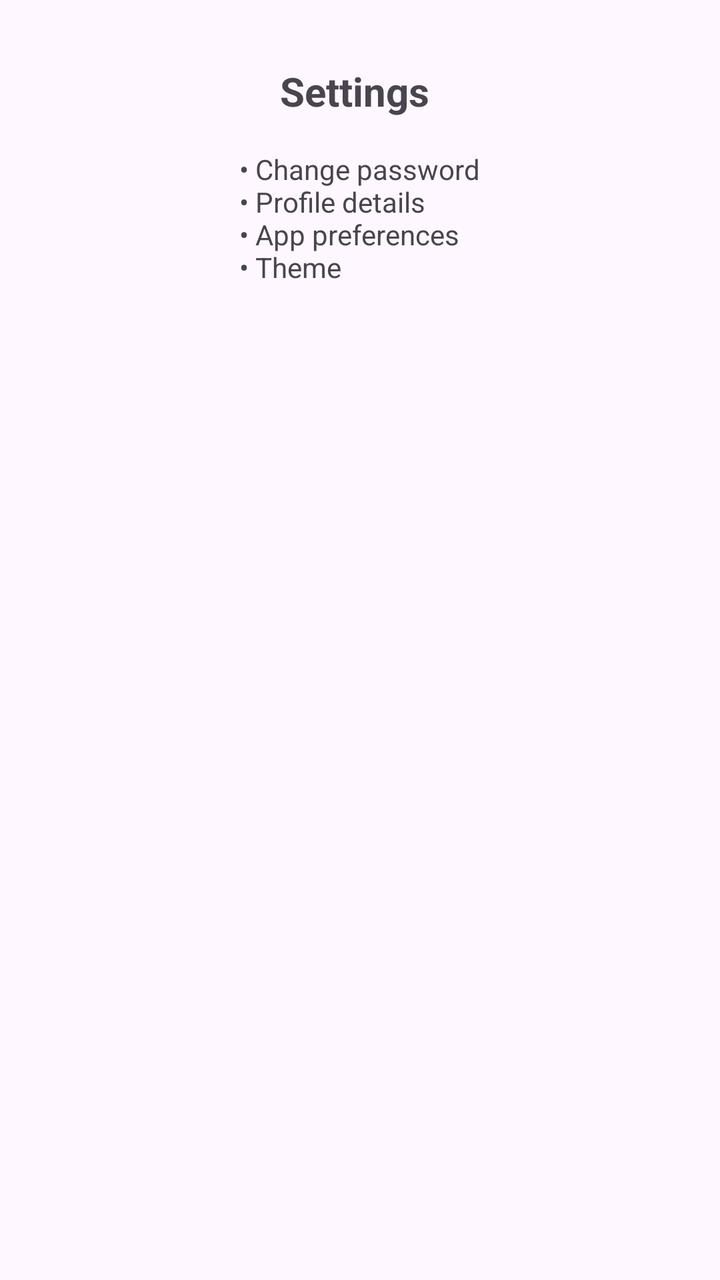
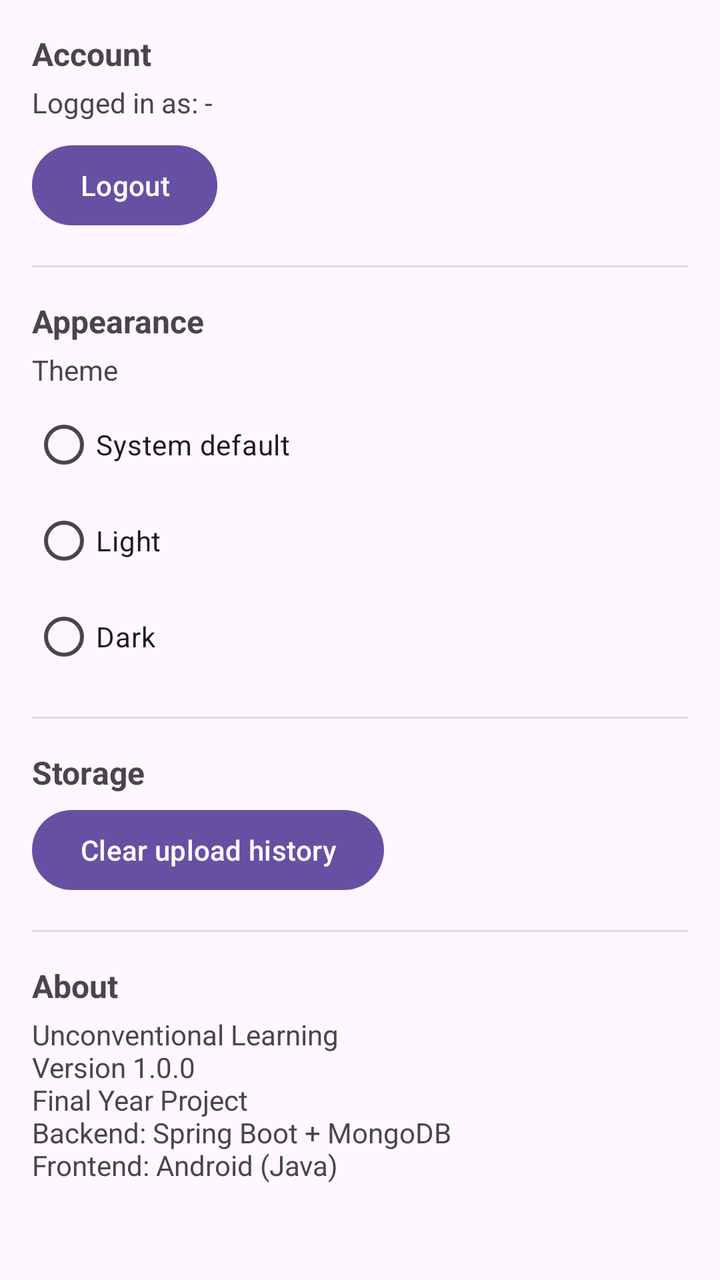

Compare the two renders of this Android layout. The source of the first and the diff that turns it into the second are given below.
<!-- AndroidManifest.xml: application theme Theme.FinalYearProject -->
<!-- res/layout/fragment_settings.xml -->
<?xml version="1.0" encoding="utf-8"?>
<LinearLayout xmlns:android="http://schemas.android.com/apk/res/android"
    android:orientation="vertical"
    android:padding="24dp"
    android:layout_width="match_parent"
    android:layout_height="match_parent"
    android:gravity="center_horizontal">

    <TextView
        android:text="Settings "
        android:textSize="20sp"
        android:textStyle="bold"
        android:padding="8dp"
        android:layout_width="wrap_content"
        android:layout_height="wrap_content"/>

    <TextView
        android:text="• Change password\n• Profile details\n• App preferences\n• Theme"
        android:textSize="14sp"
        android:padding="8dp"
        android:layout_width="wrap_content"
        android:layout_height="wrap_content"/>
</LinearLayout>
<!-- resources referenced by this layout -->
<resources>
  <style name="Theme.FinalYearProject" parent="Base.Theme.FinalYearProject" />
  <style name="Base.Theme.FinalYearProject" parent="Theme.Material3.DayNight.NoActionBar">
          
          
      </style>
</resources>

<!-- the commit's change to res/layout/fragment_settings.xml (unified diff, before → after) -->
@@ -1,23 +1,124 @@
 <?xml version="1.0" encoding="utf-8"?>
-<LinearLayout xmlns:android="http://schemas.android.com/apk/res/android"
-    android:orientation="vertical"
-    android:padding="24dp"
+<ScrollView xmlns:android="http://schemas.android.com/apk/res/android"
     android:layout_width="match_parent"
-    android:layout_height="match_parent"
-    android:gravity="center_horizontal">
+    android:layout_height="match_parent">
 
-    <TextView
-        android:text="Settings "
-        android:textSize="20sp"
-        android:textStyle="bold"
-        android:padding="8dp"
-        android:layout_width="wrap_content"
-        android:layout_height="wrap_content"/>
+    <LinearLayout
+        android:layout_width="match_parent"
+        android:layout_height="wrap_content"
+        android:orientation="vertical"
+        android:padding="16dp">
 
-    <TextView
-        android:text="• Change password\n• Profile details\n• App preferences\n• Theme"
-        android:textSize="14sp"
-        android:padding="8dp"
-        android:layout_width="wrap_content"
-        android:layout_height="wrap_content"/>
-</LinearLayout>
+        <TextView
+            android:id="@+id/settingsAccountHeader"
+            android:layout_width="wrap_content"
+            android:layout_height="wrap_content"
+            android:text="Account"
+            android:textStyle="bold"
+            android:textSize="16sp"
+            android:paddingBottom="4dp" />
+
+        <TextView
+            android:id="@+id/settingsEmailTV"
+            android:layout_width="match_parent"
+            android:layout_height="wrap_content"
+            android:text="Logged in as: -"
+            android:paddingBottom="8dp" />
+
+        <Button
+            android:id="@+id/settingsLogoutBtn"
+            android:layout_width="wrap_content"
+            android:layout_height="wrap_content"
+            android:text="Logout" />
+
+        <View
+            android:layout_width="match_parent"
+            android:layout_height="1dp"
+            android:background="#DDDDDD"
+            android:layout_marginVertical="16dp" />
+
+        <TextView
+            android:id="@+id/settingsAppearanceHeader"
+            android:layout_width="wrap_content"
+            android:layout_height="wrap_content"
+            android:text="Appearance"
+            android:textStyle="bold"
+            android:textSize="16sp"
+            android:paddingBottom="4dp" />
+
+        <TextView
+            android:layout_width="match_parent"
+            android:layout_height="wrap_content"
+            android:text="Theme"
+            android:paddingBottom="4dp" />
+
+        <RadioGroup
+            android:id="@+id/themeRadioGroup"
+            android:layout_width="match_parent"
+            android:layout_height="wrap_content">
+
+            <RadioButton
+                android:id="@+id/rbThemeSystem"
+                android:layout_width="wrap_content"
+                android:layout_height="wrap_content"
+                android:text="System default" />
+
+            <RadioButton
+                android:id="@+id/rbThemeLight"
+                android:layout_width="wrap_content"
+                android:layout_height="wrap_content"
+                android:text="Light" />
+
+            <RadioButton
+                android:id="@+id/rbThemeDark"
+                android:layout_width="wrap_content"
+                android:layout_height="wrap_content"
+                android:text="Dark" />
+        </RadioGroup>
+
+        <View
+            android:layout_width="match_parent"
+            android:layout_height="1dp"
+            android:background="#DDDDDD"
+            android:layout_marginVertical="16dp" />
+
+
+        <TextView
+            android:id="@+id/settingsStorageHeader"
+            android:layout_width="wrap_content"
+            android:layout_height="wrap_content"
+            android:text="Storage"
+            android:textStyle="bold"
+            android:textSize="16sp"
+            android:paddingBottom="4dp" />
+
+        <Button
+            android:id="@+id/settingsClearHistoryBtn"
+            android:layout_width="wrap_content"
+            android:layout_height="wrap_content"
+            android:text="Clear upload history" />
+
+
+        <View
+            android:layout_width="match_parent"
+            android:layout_height="1dp"
+            android:background="#DDDDDD"
+            android:layout_marginVertical="16dp" />
+
+        <TextView
+            android:id="@+id/settingsAboutHeader"
+            android:layout_width="wrap_content"
+            android:layout_height="wrap_content"
+            android:text="About"
+            android:textStyle="bold"
+            android:textSize="16sp"
+            android:paddingBottom="4dp" />
+
+        <TextView
+            android:id="@+id/settingsAboutBody"
+            android:layout_width="match_parent"
+            android:layout_height="wrap_content"
+            android:text="Unconventional Learning\nVersion 1.0.0\nFinal Year Project\nBackend: Spring Boot + MongoDB\nFrontend: Android (Java)"
+            android:paddingBottom="8dp" />
+    </LinearLayout>
+</ScrollView>
